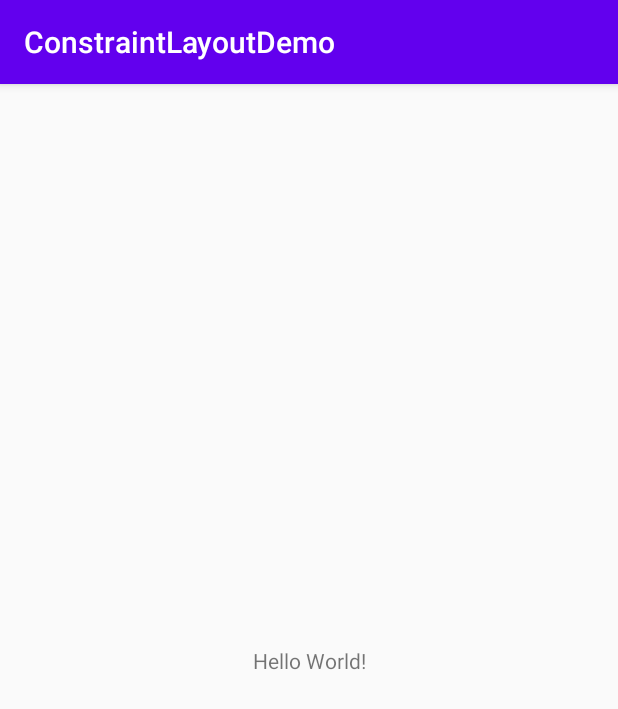
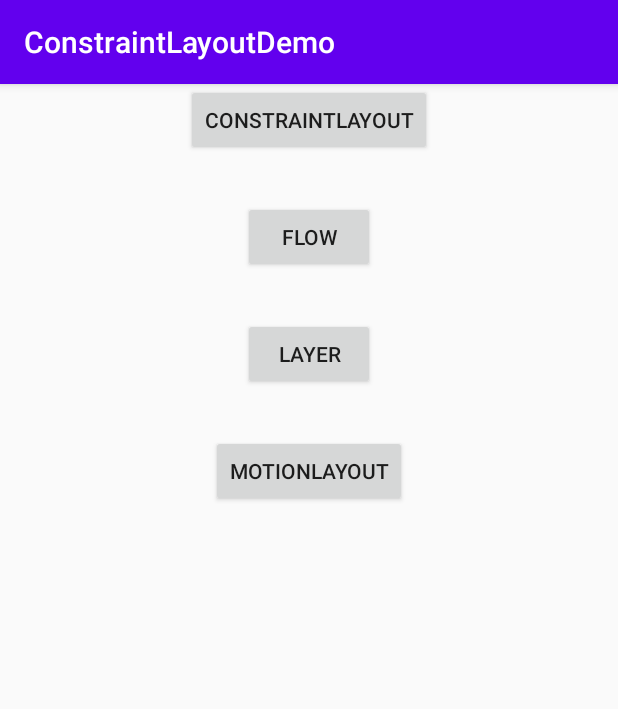
Before and after one commit to gyqGitHub/ConstraintLayoutDemo, an Android app: the screen it shows after launch (MainActivity), on a phone screen of 412 x 824 dp. Shown: the top 709 px of the screen. Run offline under Robolectric (Android 15) with nearby library versions, the phone set to English and light mode, and no system bars.

Commit message:
使用flow和layer

```diff
--- a/app/build.gradle
+++ b/app/build.gradle
@@ -30,6 +30,7 @@ dependencies {
     implementation 'androidx.core:core-ktx:1.3.2'
     implementation 'androidx.appcompat:appcompat:1.2.0'
     implementation 'androidx.constraintlayout:constraintlayout:2.0.4'
+    implementation 'androidx.recyclerview:recyclerview:1.1.0'
     testImplementation 'junit:junit:4.12'
     androidTestImplementation 'androidx.test.ext:junit:1.1.2'
     androidTestImplementation 'androidx.test.espresso:espresso-core:3.3.0'
--- a/app/src/main/AndroidManifest.xml
+++ b/app/src/main/AndroidManifest.xml
@@ -9,6 +9,8 @@
         android:roundIcon="@mipmap/ic_launcher_round"
         android:supportsRtl="true"
         android:theme="@style/AppTheme">
+        <activity android:name=".LayerActivity"></activity>
+        <activity android:name=".FlowActivity" />
         <activity android:name=".MainActivity">
             <intent-filter>
                 <action android:name="android.intent.action.MAIN" />
--- a/app/src/main/java/com/hsb/profession/constraintlayoutdemo/MainActivity.kt
+++ b/app/src/main/java/com/hsb/profession/constraintlayoutdemo/MainActivity.kt
@@ -2,10 +2,15 @@ package com.hsb.profession.constraintlayoutdemo
 
 import androidx.appcompat.app.AppCompatActivity
 import android.os.Bundle
+import kotlinx.android.synthetic.main.activity_main.*
 
 class MainActivity : AppCompatActivity() {
     override fun onCreate(savedInstanceState: Bundle?) {
         super.onCreate(savedInstanceState)
         setContentView(R.layout.activity_main)
+
+        btn_flow.setOnClickListener { FlowActivity.start(this) }
+
+        btn_layer.setOnClickListener { LayerActivity.start(this) }
     }
 }
--- a/app/src/main/res/layout/activity_main.xml
+++ b/app/src/main/res/layout/activity_main.xml
@@ -4,15 +4,49 @@
     xmlns:tools="http://schemas.android.com/tools"
     android:layout_width="match_parent"
     android:layout_height="match_parent"
+    tools:ignore="MissingConstraints"
     tools:context=".MainActivity">
 
-    <TextView
+    <androidx.constraintlayout.helper.widget.Flow
+        android:id="@+id/flow_vertical"
+        android:layout_width="match_parent"
+        app:layout_constraintStart_toStartOf="parent"
+        app:layout_constraintEnd_toEndOf="parent"
+        app:layout_constraintTop_toTopOf="parent"
+        app:flow_wrapMode="chain"
+        app:flow_horizontalGap="30dp"
+        app:flow_verticalGap="30dp"
+        app:flow_maxElementsWrap="1"
+        app:constraint_referenced_ids="btn_layout,btn_flow,btn_layer,btn_motion"
+        android:layout_height="wrap_content">
+    </androidx.constraintlayout.helper.widget.Flow>
+
+    <Button
+        android:id="@+id/btn_layout"
         android:layout_width="wrap_content"
         android:layout_height="wrap_content"
-        android:text="Hello World!"
-        app:layout_constraintBottom_toBottomOf="parent"
-        app:layout_constraintLeft_toLeftOf="parent"
-        app:layout_constraintRight_toRightOf="parent"
-        app:layout_constraintTop_toTopOf="parent" />
+        android:text="ConstraintLayout"
+        ></Button>
+
+    <Button
+        android:id="@+id/btn_flow"
+        android:layout_width="wrap_content"
+        android:layout_height="wrap_content"
+        android:text="FLOw"
+        ></Button>
+
+    <Button
+        android:id="@+id/btn_motion"
+        android:layout_width="wrap_content"
+        android:layout_height="wrap_content"
+        android:text="motionLayout"
+        ></Button>
+
+    <Button
+        android:id="@+id/btn_layer"
+        android:layout_width="wrap_content"
+        android:layout_height="wrap_content"
+        android:text="Layer"
+        ></Button>
 
 </androidx.constraintlayout.widget.ConstraintLayout>
```
Also changed, not shown: app/src/main/java/com/hsb/profession/constraintlayoutdemo/FlowActivity.kt (added, +54 -0 lines), app/src/main/java/com/hsb/profession/constraintlayoutdemo/LayerActivity.kt (added, +49 -0 lines), app/src/main/res/layout/activity_flow.xml (added, +85 -0 lines), app/src/main/res/layout/activity_layer.xml (added, +44 -0 lines).
